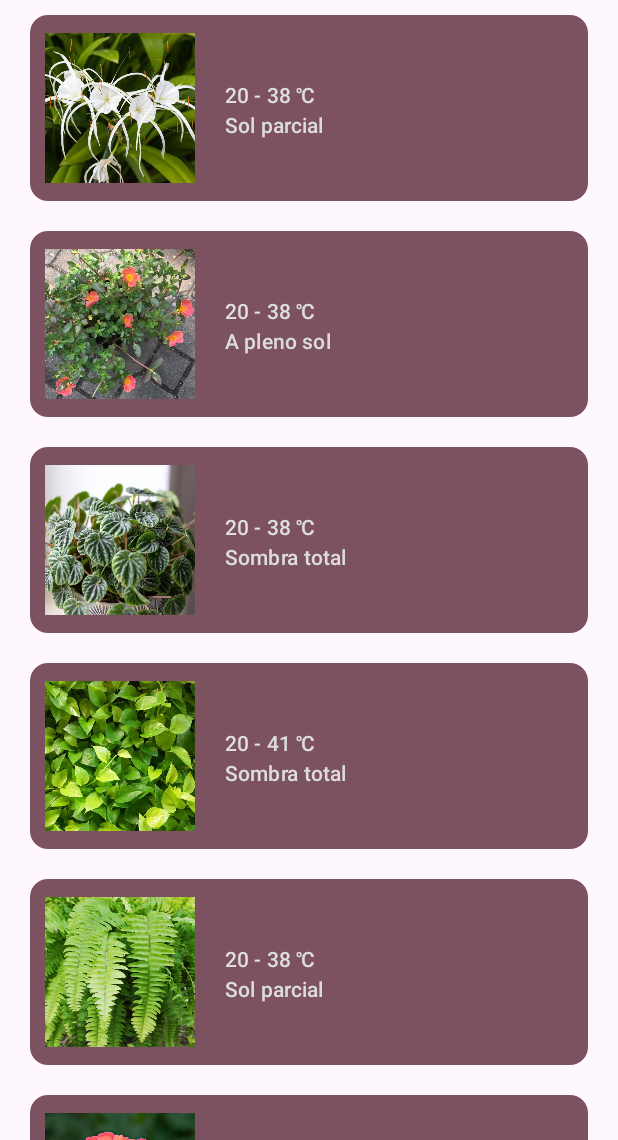
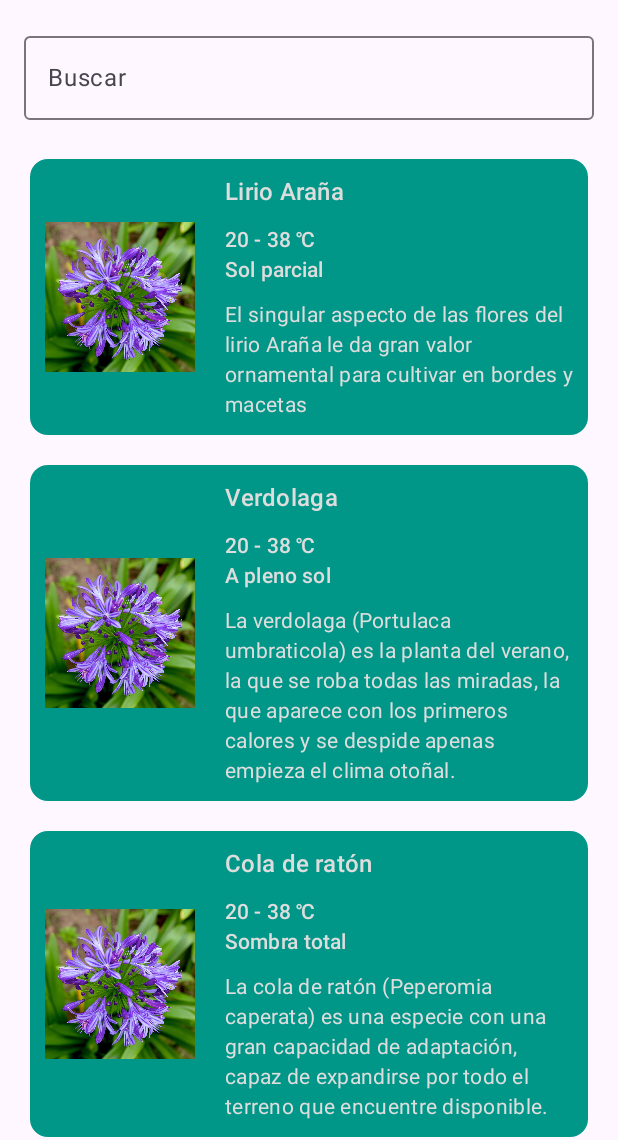
Before and after one commit to tmondiglio/GardenApp_Final_Mondiglio, an Android app built with Jetpack Compose: the screen it shows after launch (MainActivity), on a phone screen of 412 x 824 dp, the part 96-1236 px from its top. Run offline under Robolectric (Android 15) with nearby library versions, the phone set to English and light mode, and no system bars.

Commit message:
cambios para el final de julio

```diff
--- a/app/src/main/java/com/istea/gardenapp/MainPage.kt
+++ b/app/src/main/java/com/istea/gardenapp/MainPage.kt
@@ -32,4 +32,7 @@ fun MainPage() {
             DetallePage(navHostController, plantaID)
         }
     }
+
+
+
 }
--- a/app/src/main/java/com/istea/gardenapp/presentacion/detalle/DetalleViewModel.kt
+++ b/app/src/main/java/com/istea/gardenapp/presentacion/detalle/DetalleViewModel.kt
@@ -13,7 +13,7 @@ import kotlinx.coroutines.launch
 class DetalleViewModel(
     val repositorio: Repository,
     val router: Router,
-    val signoid: String
+    val plantaId: String
 ) : ViewModel() {
 
     var uiState by mutableStateOf<DetalleEstado>(DetalleEstado.Vacio)
@@ -33,8 +33,8 @@ class DetalleViewModel(
         uiState = DetalleEstado.Cargando
         viewModelScope.launch {
             try {
-                val horoscopo = repositorio.getCuidados(signoId = signoid)
-                uiState = DetalleEstado.Resultado(cuidado = horoscopo)
+                val planta = repositorio.getCuidados(plantaId = plantaId)
+                uiState = DetalleEstado.Resultado(cuidado = repositorio.cuidadoLirio)
             } catch (e: Exception) {
                 uiState = DetalleEstado.Error(mensaje = "Error al cargar el contenido")
             }
--- a/app/src/main/java/com/istea/gardenapp/presentacion/signos/PlantasEstado.kt
+++ b/app/src/main/java/com/istea/gardenapp/presentacion/signos/PlantasEstado.kt
@@ -5,6 +5,9 @@ import com.istea.gardenapp.repository.Planta
 sealed class PlantasEstado {
     data object Vacio: PlantasEstado()
     data object Cargando: PlantasEstado()
-    data class Resultado( val plantas : List<Planta> ) :PlantasEstado()
+    data class Resultado(
+        val plantas : List<Planta>,
+        val searchText : String
+    ) :PlantasEstado()
     data class Error(val mensaje: String): PlantasEstado()
 }
--- a/app/src/main/java/com/istea/gardenapp/presentacion/signos/PlantasIntencion.kt
+++ b/app/src/main/java/com/istea/gardenapp/presentacion/signos/PlantasIntencion.kt
@@ -5,4 +5,5 @@ import com.istea.gardenapp.repository.Planta
 sealed class PlantasIntencion {
     object CargarLista : PlantasIntencion()
     data class Seleccionar(val planta: Planta) : PlantasIntencion()
+    data class Search(val searchText: String) : PlantasIntencion()
 }
--- a/app/src/main/java/com/istea/gardenapp/presentacion/signos/PlantasView.kt
+++ b/app/src/main/java/com/istea/gardenapp/presentacion/signos/PlantasView.kt
@@ -1,6 +1,7 @@
 package com.istea.gardenapp.presentacion.signos
 
 import androidx.compose.foundation.Image
+import androidx.compose.foundation.background
 import androidx.compose.foundation.layout.Column
 import androidx.compose.foundation.layout.Row
 import androidx.compose.foundation.layout.Spacer
@@ -14,6 +15,8 @@ import androidx.compose.material3.Card
 import androidx.compose.material3.CardDefaults
 import androidx.compose.material3.ExperimentalMaterial3Api
 import androidx.compose.material3.MaterialTheme
+import androidx.compose.material3.OutlinedTextField
+import androidx.compose.material3.OutlinedTextFieldDefaults
 import androidx.compose.material3.Scaffold
 import androidx.compose.material3.Text
 import androidx.compose.material3.TopAppBar
@@ -28,8 +31,6 @@ import androidx.lifecycle.Lifecycle
 import androidx.lifecycle.compose.LifecycleEventEffect
 import com.istea.gardenapp.R
 import com.istea.gardenapp.repository.Planta
-import com.istea.gardenapp.ui.theme.Pink40
-
 
 @OptIn(ExperimentalMaterial3Api::class)
 @Composable
@@ -58,22 +59,43 @@ fun PlantasView (
             when(state) {
                 PlantasEstado.Cargando -> Text("...")
                 is PlantasEstado.Error -> Text(text = state.mensaje)
-                is PlantasEstado.Resultado -> ListaDeSignosView(state.plantas) {
-                    onAction(
-                        PlantasIntencion.Seleccionar(it)
-                    )
-                }
-                PlantasEstado.Vacio -> Text(text = "No hay signos")
+                is PlantasEstado.Resultado ->
+                    ListaDeSignosView(
+                        state.searchText,
+                        state.plantas,
+                        onSearch = {
+                            onAction(PlantasIntencion.Search(it))
+                        }
+                    ) {
+                        onAction(
+                            PlantasIntencion.Seleccionar(it)
+                        )
+                    }
+                PlantasEstado.Vacio -> Text(text = "No hay plantas")
             }
         }
     }
-
 }
 
 @OptIn(ExperimentalMaterial3Api::class)
 @Composable
-fun ListaDeSignosView(plantas: List<Planta>, onSelect: (Planta)->Unit){
+fun ListaDeSignosView(searchText:String, plantas: List<Planta>, onSearch: (String) -> Unit, onSelect: (Planta)->Unit){
     LazyColumn {
+        item {
+            OutlinedTextField(
+                value = searchText,
+                onValueChange = onSearch,
+                label = { Text("Buscar") },
+                colors = OutlinedTextFieldDefaults.colors(
+                    focusedBorderColor = MaterialTheme.colorScheme.secondaryContainer,
+                    focusedLabelColor = MaterialTheme.colorScheme.secondaryContainer
+                ),
+                modifier = Modifier
+                    .fillMaxWidth()
+                    .padding(16.dp)
+            )
+        }
+
         items(items = plantas) { planta ->
             Card(
                 modifier = Modifier
@@ -81,17 +103,17 @@ fun ListaDeSignosView(plantas: List<Planta>, onSelect: (Planta)->Unit){
                     .fillMaxWidth(),
                 colors = CardDefaults.cardColors(
                     contentColor = MaterialTheme.colorScheme.secondary,
-                    containerColor = Pink40
+                    containerColor = MaterialTheme.colorScheme.secondaryContainer
                 ),
                 onClick = {
                     onSelect(planta)
                 }
             ) {
-                Row (
+                Row(
                     verticalAlignment = Alignment.CenterVertically
-                ){
+                ) {
                     Image(
-                        painterResource(planta.ilustrationId),
+                        painterResource(R.drawable.i008),
                         contentDescription = planta.nombre,
                         contentScale = ContentScale.Fit,
                         modifier = Modifier
@@ -103,7 +125,7 @@ fun ListaDeSignosView(plantas: List<Planta>, onSelect: (Planta)->Unit){
                         Text(
                             modifier = Modifier.padding(10.dp),
                             style = MaterialTheme.typography.titleMedium,
-                            text = ""
+                            text = planta.nombre
                         )
                         Text(
                             modifier = Modifier.padding(horizontal = 10.dp),
@@ -118,7 +140,7 @@ fun ListaDeSignosView(plantas: List<Planta>, onSelect: (Planta)->Unit){
                         Text(
                             modifier = Modifier.padding(10.dp),
                             style = MaterialTheme.typography.bodyMedium,
-                            text = ""
+                            text = planta.descripcion
                         )
                     }
                 }
--- a/app/src/main/java/com/istea/gardenapp/presentacion/signos/PlantasViewModel.kt
+++ b/app/src/main/java/com/istea/gardenapp/presentacion/signos/PlantasViewModel.kt
@@ -19,23 +19,36 @@ class PlantasViewModel(
 
     var uiState by mutableStateOf<PlantasEstado>(PlantasEstado.Vacio)
 
+    var searchText by mutableStateOf("")
+    var plantas by mutableStateOf<List<Planta>>(emptyList())
+
     fun ejecutar(intencion: PlantasIntencion) {
         when(intencion){
             is PlantasIntencion.CargarLista -> cargarLista()
             is PlantasIntencion.Seleccionar -> seleccionar(planta = intencion.planta)
+            is PlantasIntencion.Search -> search(searchText = intencion.searchText)
         }
     }
 
     private fun cargarLista(){
         uiState = PlantasEstado.Cargando
         viewModelScope.launch {
-            val plantas = repositorio.getPlantas()
-            uiState = PlantasEstado.Resultado(plantas)
+            plantas = repositorio.getPlantas()
+            uiState = PlantasEstado.Resultado(plantas,searchText)
         }
     }
 
     private fun seleccionar(planta: Planta){
         router.navegar(Ruta.Detalle(planta))
+    }
+
+    private fun search(searchText: String){
+        this.searchText = searchText
+        val searchResult = plantas.filter {
+            it.nombre.uppercase().contains(searchText.uppercase())
+        }
+        uiState = PlantasEstado.Resultado(emptyList(),searchText)
+//        uiState = PlantasEstado.Resultado(searchResult,searchText)
     }
 }
 
--- a/app/src/main/java/com/istea/gardenapp/repository/Modelos.kt
+++ b/app/src/main/java/com/istea/gardenapp/repository/Modelos.kt
@@ -3,7 +3,7 @@ package com.istea.gardenapp.repository
 import androidx.annotation.DrawableRes
 
 data class Planta (
-    val signoId: String,
+    val plantaId: String,
     val nombre: String,
     val descripcion: String,
     val temperatura: String,
@@ -15,5 +15,5 @@ data class Cuidado (
     val planta: Planta,
     val riego: String,
     val poda: String,
-    val propagación: String,
+    val propagacion: String,
 )
--- a/app/src/main/java/com/istea/gardenapp/repository/Repository.kt
+++ b/app/src/main/java/com/istea/gardenapp/repository/Repository.kt
@@ -21,19 +21,19 @@ class Repository {
         )
     }
 
-    suspend fun getCuidados(signoId: String): Cuidado {
+    suspend fun getCuidados(plantaId: String): Cuidado {
         delay(2000)
-        when(signoId){
-            lirio.signoId -> return cuidadoLirio
-            verdolaga.signoId -> return cuidadoVerdolaga
-            colaDeRaton.signoId -> return cuidadoColaDeRaton
-            potos.signoId -> return cuidadoPotos
-            helecho.signoId -> return cuidadoHelecho
-            rosaMistica.signoId -> return cuidadoRosaMistica
-            aloeVera.signoId -> return cuidadoAloeVera
-            agapanto.signoId -> return cuidadoAgapanto
-            clavel.signoId -> return cuidadoClavel
-            kalanchoe.signoId -> return cuidadoKalanchoe
+        when(plantaId){
+            lirio.plantaId -> return cuidadoLirio
+            verdolaga.plantaId -> return cuidadoVerdolaga
+            colaDeRaton.plantaId -> return cuidadoColaDeRaton
+            potos.plantaId -> return cuidadoPotos
+            helecho.plantaId -> return cuidadoHelecho
+            rosaMistica.plantaId -> return cuidadoRosaMistica
+            aloeVera.plantaId -> return cuidadoAloeVera
+            agapanto.plantaId -> return cuidadoAgapanto
+            clavel.plantaId -> return cuidadoClavel
+            kalanchoe.plantaId -> return cuidadoKalanchoe
         }
         return cuidadoLirio
     }
@@ -42,7 +42,7 @@ class Repository {
 
 
     val lirio = Planta(
-        signoId = "001",
+        plantaId = "001",
         nombre = "Lirio Araña",
         descripcion = "El singular aspecto de las flores del lirio Araña le da gran valor ornamental para cultivar en bordes y macetas",
         temperatura = "20 - 38 ℃",
@@ -51,7 +51,7 @@ class Repository {
     )
 
     val verdolaga = Planta(
-        signoId = "002",
+        plantaId = "002",
         nombre = "Verdolaga",
         descripcion = "La verdolaga (Portulaca umbraticola) es la planta del verano, la que se roba todas las miradas, la que aparece con los primeros calores y se despide apenas empieza el clima otoñal.",
         temperatura = "20 - 38 ℃",
@@ -60,7 +60,7 @@ class Repository {
     )
 
     val colaDeRaton = Planta(
-        signoId = "003",
+        plantaId = "003",
         nombre = "Cola de ratón",
         descripcion = "La cola de ratón (Peperomia caperata) es una especie con una gran capacidad de adaptación, capaz de expandirse por todo el terreno que encuentre disponible.",
         temperatura = "20 - 38 ℃",
@@ -69,7 +69,7 @@ class Repository {
     )
 
     val potos = Planta(
-        signoId = "004",
+        plantaId = "004",
         nombre = "Potos",
         descripcion = "El potos es una planta resistente que requiere pocos cuidados, por lo que su cultivo ornamental está tan extendido.",
         temperatura = "20 - 41 ℃",
@@ -78,7 +78,7 @@ class Repository {
     )
 
     val helecho = Planta(
-        signoId = "005",
+        plantaId = "005",
         nombre = "Helecho",
         descripcion = "El helecho espada es una planta muy popular para ser cultivada como planta ornamental, sobre todo en macetas de interiores.",
         temperatura = "20 - 38 ℃",
@@ -87,7 +87,7 @@ class Repository {
     )
 
     val rosaMistica = Planta(
-        signoId = "006",
+        plantaId = "006",
         nombre = "Rosa mística",
         descripcion = "La rosa mística llena de colorido los jardines en los que es cultivada, gracias a sus flores, las cuales brotan en abundancia. Aunque se la debe cuidar de los pulgones y las arañas rojas que la pueden invadir.",
         temperatura = "20 - 35 ℃",
@@ -96,7 +96,7 @@ class Repository {
     )
 
     val aloeVera = Planta(
-        signoId = "007",
+        plantaId = "007",
         nombre = "Aloe vera",
         descripcion = "El aloe vera es una suculenta mundialmente reconocida por sus usos y propiedades. Originaria de la Península Arábiga, se ha extendido a lo largo del mundo.",
         temperatura = "20 - 38 ℃",
@@ -105,7 +105,7 @@ class Repository {
     )
 
     var agapanto = Planta(
-        signoId = "008",
+        plantaId = "008",
         nombre = "Agapanto",
         descripcion = "Las majestuosas flores del agapanto han hecho que ganara el aprecio de los jardineros. Se cultiva mucho en espacios públicos.",
         temperatura = "15 - 38 ℃",
@@ -114,7 +114,7 @@ class Repository {
     )
 
     val clavel = Planta(
-        signoId = "009",
+        plantaId = "009",
         nombre = "Clavel",
         descripcion = "Las llamativas flores del clavel son la flor nacional de España. Por eso no es de extrañar que el mayor productor de esta flor de fragancia intensa en Europa se encuentre en Cádiz, España.",
         temperatura = "20 - 35 ℃",
@@ -123,7 +123,7 @@ class Repository {
     )
 
     val kalanchoe = Planta(
-        signoId = "010",
+        plantaId = "010",
         nombre = "Kalanchoe",
         descripcion = "El gran aprecio de los jardineros por la kalanchoe se debe a sus flores que, aunque pequeñas, crecen en abundantes y coloridos racimos.",
         temperatura = "20 - 38 ℃",
@@ -135,68 +135,68 @@ class Repository {
         planta = lirio,
         riego = " Originario de áreas costeras, lirio Araña prefiere alta humedad y un suelo constantemente húmedo. Un riego semanal apoya su crecimiento exuberante, asemejándose a su hábitat tropical.",
         poda = " Lirio Araña presenta llamativas flores blancas y largas hojas verdes. Realiza podas a principios o finales de la primavera, elimina el follaje muerto y retira las flores marchitas para mejorar su vigor.",
-        propagación = " Lirio Araña se propaga mejor mediante la división de tubérculos en primavera. Una propagación exitosa se indica por las nuevas hojas y raíces."
+        propagacion = " Lirio Araña se propaga mejor mediante la división de tubérculos en primavera. Una propagación exitosa se indica por las nuevas hojas y raíces."
     )
     val cuidadoVerdolaga = Cuidado(
         planta = verdolaga,
         riego = "Verdolaga florece en ambientes húmedos, similares a los tropicales, con fuertes lluvias y periodos secos. Riega cada tres semanas, asegurándote de que el suelo se seque.",
         poda = "Verdolaga prospera con podas regulares, idealmente desde principios hasta finales de primavera, promoviendo un crecimiento saludable y flores vibrantes.",
-        propagación = "Verdolaga prospera mediante esquejes; utiliza tallos sanos y no florecientes de unos pocos centímetros de largo. Deja que el extremo cortado se forme una costra antes de plantar en un suelo arenoso y bien drenado."
+        propagacion = "Verdolaga prospera mediante esquejes; utiliza tallos sanos y no florecientes de unos pocos centímetros de largo. Deja que el extremo cortado se forme una costra antes de plantar en un suelo arenoso y bien drenado."
     )
 
     val cuidadoColaDeRaton = Cuidado(
         planta = colaDeRaton,
         riego = "Originario de selvas tropicales, cola de ratón prefiere humedad constante y humedad moderada. Riega semanalmente mientras supervisas la humedad del suelo para prevenir la pudrición de raíces por exceso de riego.",
         poda = "Cola de ratón requiere poda de principios a finales de primavera, eliminando hojas muertas y pellizcando los tallos para un crecimiento más arbustivo.",
-        propagación = "Cola de ratón florece con esquejes en primavera y verano, aunque la propagación puede ser un poco desafiante."
+        propagacion = "Cola de ratón florece con esquejes en primavera y verano, aunque la propagación puede ser un poco desafiante."
     )
 
     val cuidadoPotos = Cuidado(
         planta = potos,
         riego = "Al prosperar en alta humedad, potos necesita humedad constante y debe ser regada semanalmente. Soporta breves períodos de sequía, pero prefiere una hidratación regular para un aspecto exuberante.",
         poda = "Potos es una planta robusta y rastrera con hojas en forma de corazón. Realiza podas a principios o finales de la primavera, cortando por encima de los nudos de las hojas para fomentar la plenitud y controlar el tamaño.",
-        propagación = " Potos, de la familia Araceae, prospera en luz baja, ideal para entornos interiores. Para la propagación, toma un esqueje de tallo con un nodo y hojas, sumérgelo en agua para observar el crecimiento de raíces y luego trasplántalo en tierra para macetas."
+        propagacion = " Potos, de la familia Araceae, prospera en luz baja, ideal para entornos interiores. Para la propagación, toma un esqueje de tallo con un nodo y hojas, sumérgelo en agua para observar el crecimiento de raíces y luego trasplántalo en tierra para macetas."
     )
 
     val cuidadoHelecho = Cuidado(
         planta = helecho,
         riego = "Originario de ambientes húmedos, helecho espada prospera en suelo constantemente húmedo y bien drenado, sin encharcamiento. Es esencial regarlo regularmente dos veces por semana.",
         poda = "Helecho espada tiene frondas exuberantes y arqueadas. Pode a principios de primavera para eliminar frondas muertas o dañadas y gestionar su forma. Utilice herramientas esterilizadas para cortes limpios.",
-        propagación = " Helecho espada presenta frondas exuberantes y arqueadas, y prospera en interiores con un cuidado mínimo. La propagación se realiza por división utilizando herramientas esterilizadas."
+        propagacion = " Helecho espada presenta frondas exuberantes y arqueadas, y prospera en interiores con un cuidado mínimo. La propagación se realiza por división utilizando herramientas esterilizadas."
     )
 
     val cuidadoRosaMistica = Cuidado(
         planta = rosaMistica,
         riego = "Rosa mística florece en condiciones cálidas y lluviosas, necesitando riego dos veces por semana para un crecimiento óptimo. Esta hierba anual de floración es mejor cultivada al aire libre en la temporada cálida, beneficiándose de la lluvia natural para un desarrollo saludable.",
         poda = "Rosa mística prospera con una poda estratégica; pellizca las puntas a principios de primavera para promover ramificaciones y elimina las flores marchitas para conseguir una floración continua.",
-        propagación = "Rosa mística florece sembrándose en un suelo bien drenado con humedad constante. La siembra superficial ayuda a la germinación; el espaciado adecuado asegura circulación de aire."
+        propagacion = "Rosa mística florece sembrándose en un suelo bien drenado con humedad constante. La siembra superficial ayuda a la germinación; el espaciado adecuado asegura circulación de aire."
     )
 
     val cuidadoAloeVera = Cuidado(
         planta = aloeVera,
         riego = "Originario de regiones áridas, aloe vera presenta una alta tolerancia a la sequía y requiere un riego mínimo, generalmente una vez cada tres semanas.",
         poda = " Aloe vera requiere mínimas podas, limitadas a la eliminación de tallos de flores marchitas y hojas muertas o descoloridas.",
-        propagación = "La propagación de aloe vera implica una técnica sencilla de esquejes. Corta una hoja sana cerca del tallo y déjala curar. Coloca el esqueje en tierra con buen drenaje y con humedad y calor constantes."
+        propagacion = "La propagación de aloe vera implica una técnica sencilla de esquejes. Corta una hoja sana cerca del tallo y déjala curar. Coloca el esqueje en tierra con buen drenaje y con humedad y calor constantes."
     )
 
     val cuidadoAgapanto = Cuidado(
         planta = agapanto,
         riego = "Originaria de Sudáfrica, agapanto prospera en suelos bien drenados y en un clima subtropical. Es moderadamente tolerante a la sequía, necesitando riego cada 1-2 semanas, permitiendo que el suelo se seque ligeramente entre riegos.",
         poda = " Poda agapanto a principios de la primavera o a finales del invierno para mejorar la floración y fomentar el crecimiento. Elimina las hojas muertas y los tallos de flores marchitas, pero evita cortar el follaje verde.",
-        propagación = " Agapanto es una planta perenne que se propaga de manera efectiva por división. Separa los grupos en secciones, asegurando raíces y brotes saludables."
+        propagacion = " Agapanto es una planta perenne que se propaga de manera efectiva por división. Separa los grupos en secciones, asegurando raíces y brotes saludables."
     )
 
     val cuidadoClavel = Cuidado(
         planta = clavel,
         riego = "Originario de un clima mediterráneo, clavel prospera con humedad moderada y puede tolerar breves períodos de sequía. El riego semanal es ideal, asegurando un suelo bien drenado para prevenir la pudrición de raíces.",
         poda = "Clavel produce flores vibrantes y fragantes ideales para arreglos. Pode a principios de primavera hasta finales de primavera, eliminando tallos muertos para fomentar nuevas floraciones.",
-        propagación = "Clavel es apreciado por sus flores vibrantes y su aroma agradable. Propágalo tomando esquejes de una planta saludable, asegurando que los tallos cortados tengan varios nudos."
+        propagacion = "Clavel es apreciado por sus flores vibrantes y su aroma agradable. Propágalo tomando esquejes de una planta saludable, asegurando que los tallos cortados tengan varios nudos."
     )
 
     val cuidadoKalanchoe = Cuidado(
         planta = kalanchoe,
         riego = " Kalanchoe es una suculenta resistente a la sequía originaria de Madagascar, que prospera en condiciones secas. Requiere un riego mínimo, aproximadamente una vez cada tres semanas.",
         poda = "Para mantener la forma de kalanchoe, se recomienda podar las ramas redundantes y densas en primavera y otoño. Para la propagación, corte tallos robustos con 5-6 hojas, aplique polvo de azufre en la herida y plante después de que haya cicatrizado.",
-        propagación = "Kalanchoe es una suculenta perenne con flores vibrantes y hojas carnosas. Propágala utilizando esquejes sanos de tallo, permitiendo que el extremo cortado se seque antes de plantar en tierra húmeda y bien drenante."
+        propagacion = "Kalanchoe es una suculenta perenne con flores vibrantes y hojas carnosas. Propágala utilizando esquejes sanos de tallo, permitiendo que el extremo cortado se seque antes de plantar en tierra húmeda y bien drenante."
     )
 }
--- a/app/src/main/java/com/istea/gardenapp/router/Router.kt
+++ b/app/src/main/java/com/istea/gardenapp/router/Router.kt
@@ -11,7 +11,7 @@ class Router(
         when(ruta){
             Ruta.Plantas -> navHostController.navigate(ruta.id)
             is Ruta.Detalle -> {
-                val route = String.format(format="%s/%s",ruta.id,ruta.planta.signoId)
+                val route = String.format(format="%s/%s",ruta.id,ruta.planta.plantaId)
                 navHostController.navigate(route)
             }
         }
```
Also changed, not shown: app/src/main/java/com/istea/gardenapp/presentacion/detalle/DetalleView.kt (+9 -9 lines), 1 other file.
